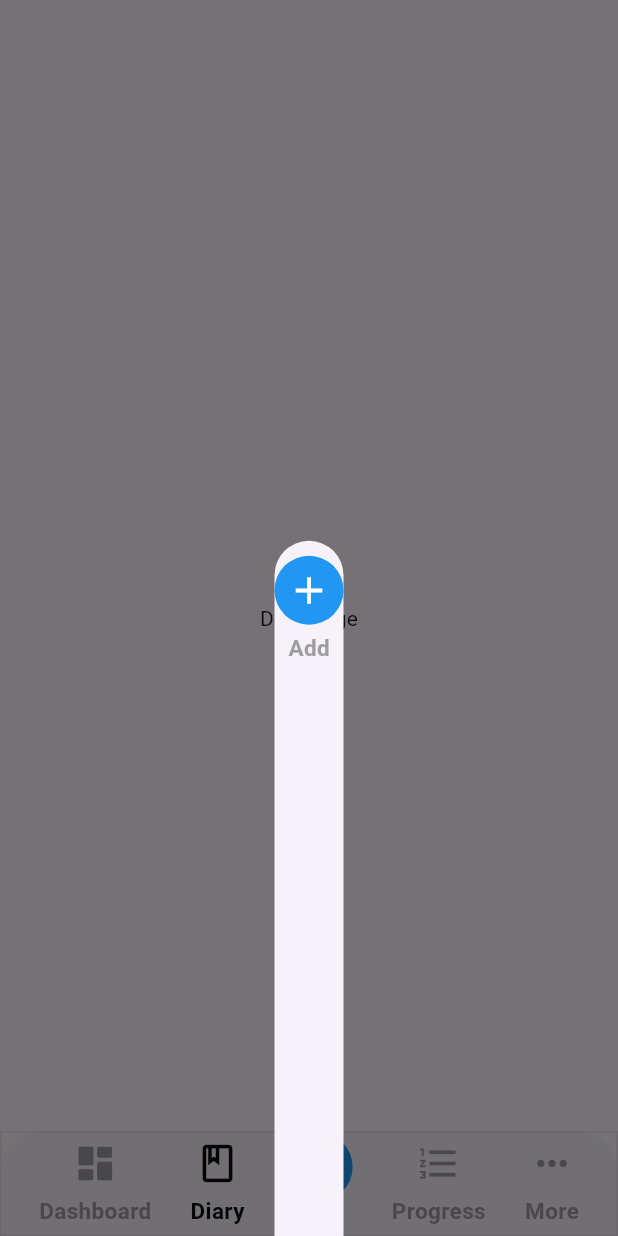
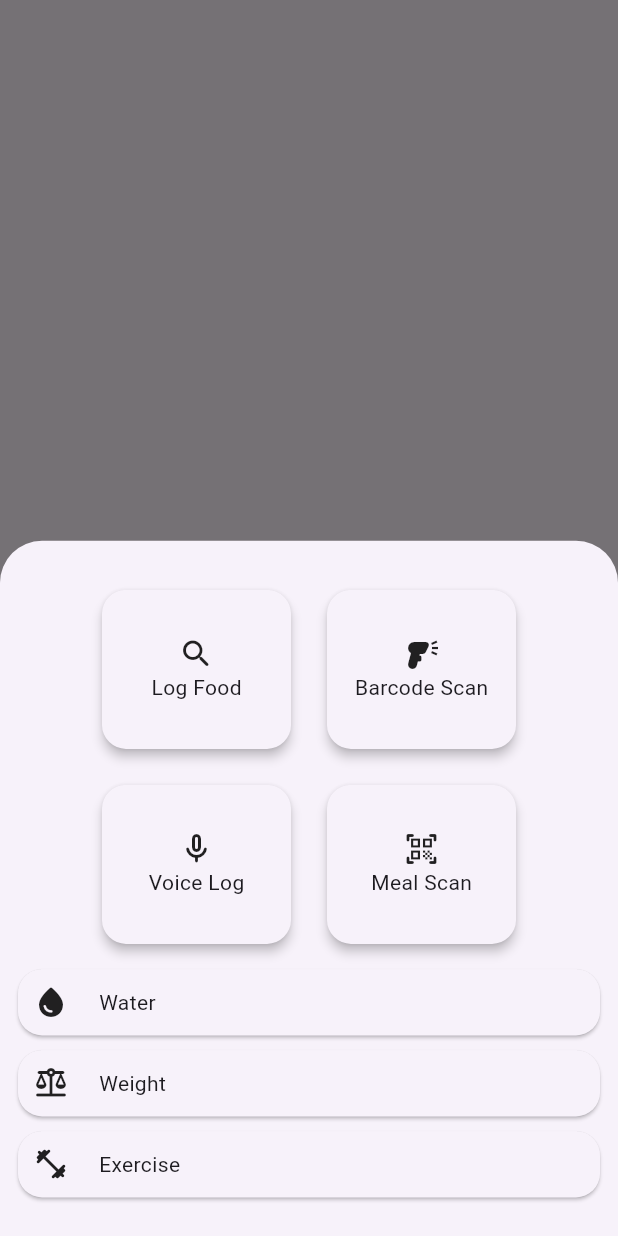
Before and after one commit to jabezinu/MyFitnesspal_TeamIV, a Flutter app: the MainPage screen opened by its route, item 2 of the bottom bar chosen, after a tap on the "add" icon, on a phone screen of 412 x 824 dp. Run offline on Flutter 3.47's test engine with Material 3 defaults, Android fonts, the phone set to English and light mode, and no system bars; our stand-ins replace flutter_bloc, percent_indicator.

Commit message:
add icon functionality done

```diff
--- a/mobile_flutter/lib/ui/screen/main_page.dart
+++ b/mobile_flutter/lib/ui/screen/main_page.dart
@@ -17,11 +17,7 @@ class MainPage extends StatelessWidget {
     {'name': "Dashboard", "icon": Icons.dashboard_rounded, "target": Home()},
     {'name': "Diary", "icon": Icons.book_outlined, "target": Diary()},
     {'name': "", "icon": Icons.add, "target": addIconWidget()},
-    {
-      'name': "Progress",
-      "icon": Icons.format_list_numbered_sharp,
-      "target": Plan(),
-    },
+    {'name': "Progress", "icon": Icons.bar_chart, "target": Plan()},
     {'name': "More", "icon": Icons.more_horiz, "target": More()},
   ];
 
@@ -52,8 +48,10 @@ class MainPage extends StatelessWidget {
                         showModalBottomSheet(
                           context: context,
                           builder:
-                              (context) =>
-                                  addIconWidget(), // Replace with your widget
+                              (context) => Row(
+                                children: [Expanded(child: addIconWidget())],
+                              ),
+                          elevation: 5,
                         );
                       }
                     },
--- a/mobile_flutter/lib/ui/widgets/add.dart
+++ b/mobile_flutter/lib/ui/widgets/add.dart
@@ -1,28 +1,101 @@
 import 'package:flutter/material.dart';
+
+final List<Map<String, dynamic>> _addCardData = [
+  {
+    'lable': "Log Food",
+    "icon": Icons.search_rounded,
+    "target": Text("Unimplemented"),
+  },
+  {
+    'lable': "Barcode Scan",
+    "icon": Icons.barcode_reader,
+    "target": Text("Unimplemented"),
+  },
+  {
+    'lable': "Voice Log",
+    "icon": Icons.mic_none_rounded,
+    "target": Text("Unimplemented"),
+  },
+  {
+    'lable': "Meal Scan",
+    "icon": Icons.qr_code_scanner_rounded,
+    "target": Text("Unimplemented"),
+  },
+];
+
+final List<Map<String, dynamic>> _horizontalCardData = [
+  {
+    'lable': "Water",
+    "icon": Icons.water_drop_rounded,
+    "target": Text("Unimplemented"),
+  },
+  {
+    'lable': "Weight",
+    "icon": Icons.balance_rounded,
+    "target": Text("Unimplemented"),
+  },
+  {
+    'lable': "Exercise",
+    "icon": Icons.fitness_center_rounded,
+    "target": Text("Unimplemented"),
+  },
+];
 
 Widget addIconWidget() {
   return Column(
+    mainAxisAlignment: MainAxisAlignment.spaceAround,
     children: [
-      SizedBox(height: 10),
-      Container(
-        decoration: BoxDecoration(
-          color: Colors.blue,
-          borderRadius: BorderRadius.circular(30),
-        ),
-        child: Padding(
-          padding: const EdgeInsets.all(8.0),
-          child: Icon(Icons.add, color: Colors.white, size: 30),
-        ),
-      ),
-      SizedBox(height: 5),
-      Text(
-        "Add",
-        style: TextStyle(
-          fontSize: 15,
-          fontWeight: FontWeight.bold,
-          color: Colors.grey,
-        ),
+      Wrap(
+        alignment: WrapAlignment.center,
+        children: [
+          for (var item in _addCardData)
+            _buildCard(item["lable"], item["icon"], item["target"]),
+
+          for (var item in _horizontalCardData)
+            _horizontalCard(item["lable"], item["icon"], item["target"]),
+        ],
       ),
     ],
   );
 }
+
+Widget _buildCard(String label, dynamic icon, dynamic target) {
+  return SizedBox(
+    width: 150,
+    height: 130,
+    child: InkWell(
+      onTap: () {},
+      child: Card(
+        elevation: 3,
+        margin: const EdgeInsets.symmetric(horizontal: 12, vertical: 12),
+        shape: RoundedRectangleBorder(borderRadius: BorderRadius.circular(16)),
+        child: Padding(
+          padding: const EdgeInsets.all(16.0),
+          child: Column(
+            mainAxisAlignment: MainAxisAlignment.center,
+            children: [Icon(icon), Text(label)],
+          ),
+        ),
+      ),
+    ),
+  );
+}
+
+Widget _horizontalCard(String label, dynamic icon, dynamic target) {
+  return InkWell(
+    onTap: () {},
+    child: Card(
+      elevation: 1,
+      margin: const EdgeInsets.symmetric(horizontal: 12, vertical: 5),
+      shape: RoundedRectangleBorder(borderRadius: BorderRadius.circular(16)),
+      child: Padding(
+        padding: const EdgeInsets.all(10.0),
+        child: Row(
+          mainAxisAlignment: MainAxisAlignment.start,
+          spacing: 20,
+          children: [Icon(icon), Text(label)],
+        ),
+      ),
+    ),
+  );
+}
```
